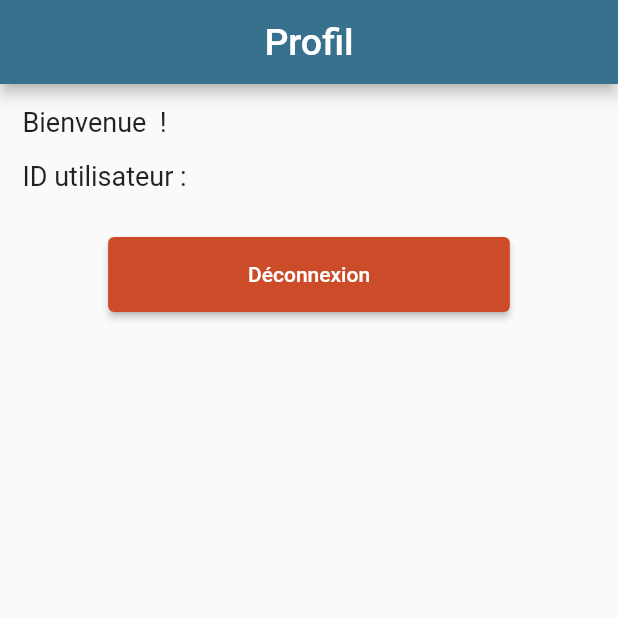
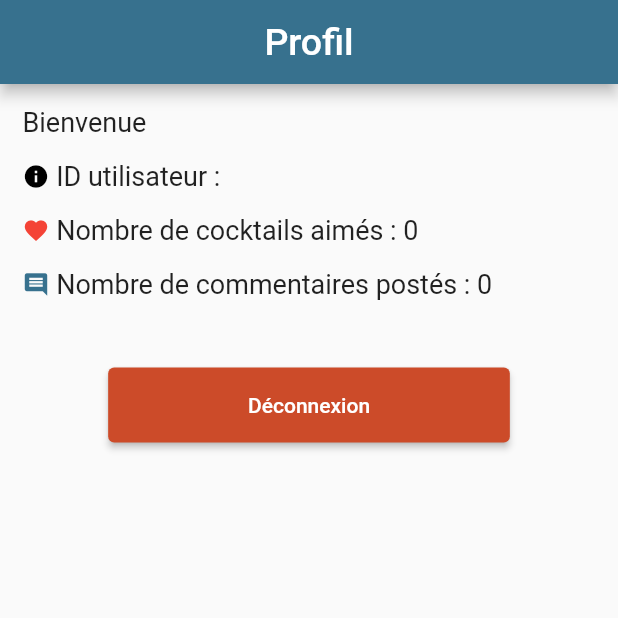
Before and after one commit to GianniGiudice/TchinTchin, a Flutter app: the Profile screen opened directly, on a phone screen of 412 x 824 dp, the top half of it. Run offline on Flutter 3.47's test engine with Material 2 defaults, Android fonts, the phone set to English and light mode, and no system bars; our stand-ins replace firebase_auth, firebase_core, firebase_database, image_picker; missing offline and left inert: dart:html; accounts and stored records are empty.

Commit message:
:sparkles: Ajout texte au like + ajout infos page profil

```diff
--- a/lib/screen/profile.dart
+++ b/lib/screen/profile.dart
@@ -1,7 +1,9 @@
+import 'dart:convert';
 import 'dart:developer';
 import 'dart:io';
 
 import 'package:firebase_auth/firebase_auth.dart';
+import 'package:firebase_database/firebase_database.dart';
 import 'package:flutter/cupertino.dart';
 import 'package:flutter/material.dart';
 import 'package:image_picker/image_picker.dart';
@@ -19,15 +21,50 @@ class _ProfileState extends State<Profile> {
   FirebaseAuth? auth;
   User? user;
   File? imageFile;
+  Database dbService = new Database();
+  int likesCount = 0;
+  int commentsCount = 0;
 
-  void init() async {
+  void initState() {
+    super.initState();
     auth = FirebaseAuth.instance;
     user = auth!.currentUser;
+    getUserDataInfo();
+  }
+
+  void getUserLikes() async {
+    DataSnapshot snapshotLikes = await dbService.getLikes();
+    List likes = jsonDecode(jsonEncode(snapshotLikes.value));
+
+    likes.forEach((element) {
+      if (element['user_id'] == user!.uid) {
+        setState(() {
+          likesCount++;
+        });
+      }
+    });
+  }
+
+  void getUserComments() async {
+    DataSnapshot snapshotComments = await dbService.getComments();
+    List comments = jsonDecode(jsonEncode(snapshotComments.value));
+
+    comments.forEach((element) {
+      if (element['user'] == user!.email) {
+        setState(() {
+          commentsCount++;
+        });
+      }
+    });
+  }
+
+  void getUserDataInfo() {
+    getUserLikes();
+    getUserComments();
   }
 
   @override
   Widget build(BuildContext context) {
-    init();
     return Scaffold(
         appBar: AppBar(
           automaticallyImplyLeading: false,
@@ -79,20 +116,54 @@ class _ProfileState extends State<Profile> {
                   alignment: Alignment.centerLeft,
                   child: Container(
                       margin: EdgeInsets.only(bottom: 15),
-                      child: Text(
-                        'Bienvenue ' +
-                            (user != null ? user!.email! : '') +
-                            ' !',
-                        textAlign: TextAlign.left,
-                        style: TextStyle(fontSize: 18),
-                      ))),
+                      child: Row(children: [
+                        Text(
+                          'Bienvenue ',
+                          textAlign: TextAlign.left,
+                          style: TextStyle(fontSize: 18),
+                        ),
+                        Text((user != null ? user!.email! : ''),
+                            textAlign: TextAlign.left,
+                            style: TextStyle(
+                                fontSize: 18, fontWeight: FontWeight.bold))
+                      ]))),
               Align(
                   alignment: Alignment.centerLeft,
                   child: Container(
-                      child: Text(
-                    'ID utilisateur : ' + (user != null ? user!.uid : ''),
-                    style: TextStyle(fontSize: 18),
-                  ))),
+                      margin: EdgeInsets.only(bottom: 15),
+                      child: Row(children: [
+                        Icon(Icons.info, color: Colors.black, size: 18),
+                        Text(
+                          ' ID utilisateur : ' +
+                              (user != null ? user!.uid : ''),
+                          style: TextStyle(fontSize: 18),
+                        )
+                      ]))),
+              Align(
+                  alignment: Alignment.centerLeft,
+                  child: Container(
+                      margin: EdgeInsets.only(bottom: 15),
+                      child: Row(children: [
+                        Icon(Icons.favorite, color: Colors.red, size: 18),
+                        Text(
+                          ' Nombre de cocktails aimés : ' +
+                              likesCount.toString(),
+                          style: TextStyle(fontSize: 18),
+                        )
+                      ]))),
+              Align(
+                  alignment: Alignment.centerLeft,
+                  child: Container(
+                      margin: EdgeInsets.only(bottom: 15),
+                      child: Row(children: [
+                        Icon(Icons.comment,
+                            color: const Color(0xff37718E), size: 18),
+                        Text(
+                          ' Nombre de commentaires postés : ' +
+                              commentsCount.toString(),
+                          style: TextStyle(fontSize: 18),
+                        )
+                      ]))),
               Container(
                   margin: EdgeInsets.only(top: 30),
                   child: ElevatedButton(
--- a/pubspec.yaml
+++ b/pubspec.yaml
@@ -41,6 +41,7 @@ dependencies:
   flutter_staggered_grid_view: 0.4.0
   firebase_database: ^9.0.6
   image_picker: ^0.8.4
+  fluttertoast: ^8.0.8
 
 dev_dependencies:
   flutter_test:
```
Also changed, not shown: lib/screen/cocktail.dart (+34 -11 lines), pubspec.lock.
